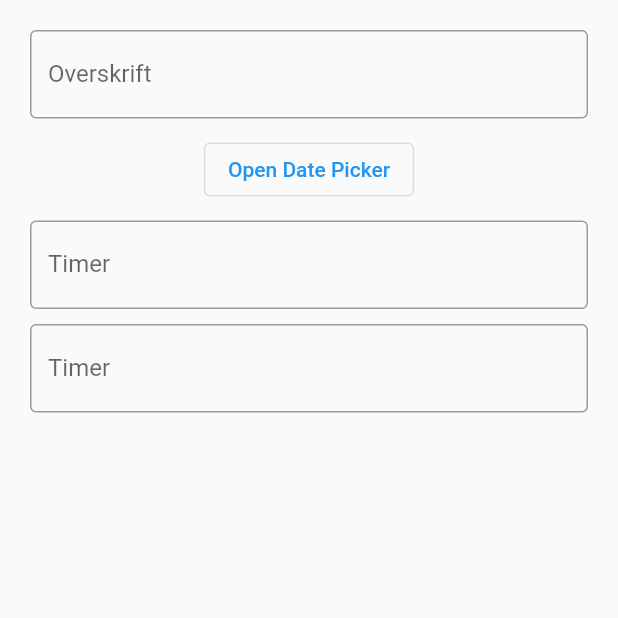
After one commit to SorenHersomNielsen/InternshipSystem, a Flutter app: the AddActivity screen opened directly, on a phone screen of 412 x 824 dp, the top half of it. The commit adds this screen. Run offline on Flutter 3.47's test engine with Material 2 defaults, Android fonts, the phone set to English and light mode, and no system bars; network calls fail.

Commit message:
adding acivitiy

```diff
--- a/lib/Widget/Activties.dart
+++ b/lib/Widget/Activties.dart
@@ -2,6 +2,7 @@ import 'package:flutter/material.dart';
 import 'package:internship/Model/Activty.dart';
 import 'package:internship/NetworkMethod.dart';
 import 'package:intl/intl.dart';
+import 'package:internship/AddActivityPage.dart';
 
 class Activtes extends StatefulWidget {
   Activtes({Key? key, required this.Role, required this.Id}) : super(key: key);
@@ -105,6 +106,10 @@ class _ActivteState extends State<Activtes> {
           visible: seepersonspage,
           child: FloatingActionButton(
             onPressed: () {
+              Navigator.push(
+              context,
+               MaterialPageRoute(builder: (context) => AddActivityPage(Role: widget.Role)),
+              );
 
             },
             tooltip: 'Tilføj Aktiviteter',
--- /dev/null
+++ b/lib/Widget/AddActivity.dart
@@ -0,0 +1,142 @@
+import 'package:flutter/material.dart';
+import 'package:internship/NetworkMethod.dart';
+
+class AddActivity extends StatefulWidget {
+  const AddActivity({Key? key, required this.restorationId}) : super(key: key);
+
+  final String? restorationId;
+
+  @override
+  _AddActivityState createState() => _AddActivityState();
+}
+
+class _AddActivityState extends State<AddActivity> with RestorationMixin {
+  final _formKey = GlobalKey<FormState>();
+  late String _Headline;
+  late String _Hour;
+  late String _min;
+
+  @override
+  String? get restorationId => widget.restorationId;
+
+  final RestorableDateTime _selectedDate =
+  RestorableDateTime(DateTime(2021, 7, 25));
+  late final RestorableRouteFuture<DateTime?> _restorableDatePickerRouteFuture =
+  RestorableRouteFuture<DateTime?>(
+    onComplete: _selectDate,
+    onPresent: (NavigatorState navigator, Object? arguments) {
+      return navigator.restorablePush(
+        _datePickerRoute,
+        arguments: _selectedDate.value.millisecondsSinceEpoch,
+      );
+    },
+  );
+
+  static Route<DateTime> _datePickerRoute(
+      BuildContext context,
+      Object? arguments,
+      ) {
+    return DialogRoute<DateTime>(
+      context: context,
+      builder: (BuildContext context) {
+        return DatePickerDialog(
+          restorationId: 'date_picker_dialog',
+          initialEntryMode: DatePickerEntryMode.calendarOnly,
+          initialDate: DateTime.fromMillisecondsSinceEpoch(arguments! as int),
+          firstDate: DateTime(2021),
+          lastDate: DateTime(2050),
+        );
+      },
+    );
+  }
+
+  @override
+  void restoreState(RestorationBucket? oldBucket, bool initialRestore) {
+    registerForRestoration(_selectedDate, 'selected_date');
+    registerForRestoration(
+        _restorableDatePickerRouteFuture, 'date_picker_route_future');
+  }
+
+  void _selectDate(DateTime? newSelectedDate) {
+    if (newSelectedDate != null) {
+      setState(() {
+        _selectedDate.value = newSelectedDate;
+        ScaffoldMessenger.of(context).showSnackBar(SnackBar(
+          content: Text(
+              'Selected: ${_selectedDate.value.day}/${_selectedDate.value.month}/${_selectedDate.value.year}'),
+        ));
+      });
+    }
+  }
+
+  final snackbarFail = const SnackBar(
+    content: Text('noget gik galt, prøve igen :('),
+    backgroundColor: Colors.red,
+  );
+
+  final snackbarGood = const SnackBar(
+    content: Text('aktiviteten er Oprettet'),
+    backgroundColor: Colors.green,
+  );
+
+  @override
+  Widget build(BuildContext context) {
+    return Scaffold(
+        body: Padding(
+            padding: const EdgeInsets.all(20.0),
+            child: Form(
+                key: _formKey,
+                child: Column(children: <Widget>[
+                  TextFormField(
+                    decoration: const InputDecoration(
+                        border: OutlineInputBorder(), labelText: 'Overskrift'),
+                    onChanged: (value) {
+                      _Headline = value;
+                    },
+                    validator: (value) {
+                      if (value!.isEmpty) {
+                        return 'være venlig at skrive overskrift';
+                      }
+                      return null;
+                    },
+                  ),
+                  const SizedBox(height: 10),
+                  OutlinedButton(
+                    onPressed: () {
+                      _restorableDatePickerRouteFuture.present();
+                    },
+                    child: const Text('Open Date Picker'),
+                  ),
+                  const SizedBox(height: 10),
+                  TextFormField(
+                    decoration: const InputDecoration(
+                        border: OutlineInputBorder(), labelText: 'Timer'),
+                    onChanged: (value) {
+                      _Hour = value;
+                    },
+                    validator: (value) {
+                      if (value!.isEmpty) {
+                        return 'være venlig at skrive Timer';
+                      }
+                      return null;
+                    },
+                  ),
+                  const SizedBox(height: 10),
+                  TextFormField(
+                    decoration: const InputDecoration(
+                        border: OutlineInputBorder(), labelText: 'Timer'),
+                    onChanged: (value) {
+                      _min = value;
+                    },
+                    validator: (value) {
+                      if (value!.isEmpty) {
+                        return 'være venlig at skrive Timer';
+                      }
+                      return null;
+                    },
+                  ),
+                  const SizedBox(height: 10),
+
+                ]))));
+  }
+}
```
Also changed, not shown: lib/AddActivityPage.dart (added, +85 -0 lines).
